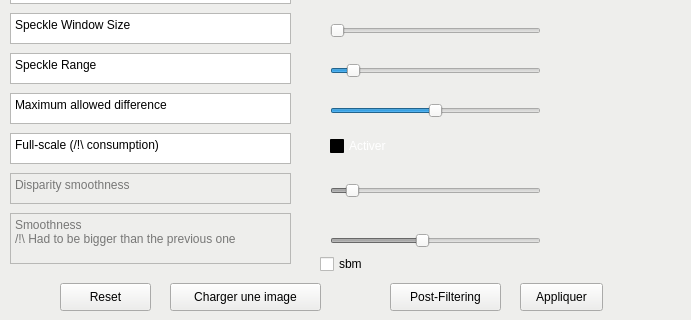
First picture: the form in widgets/disparity.ui, repository K1ntus/Projet-Technologique-L3, before the edit; both pictures show x 0 to 691 and y 207 to 527 of the 1214 by 527 pixel window.
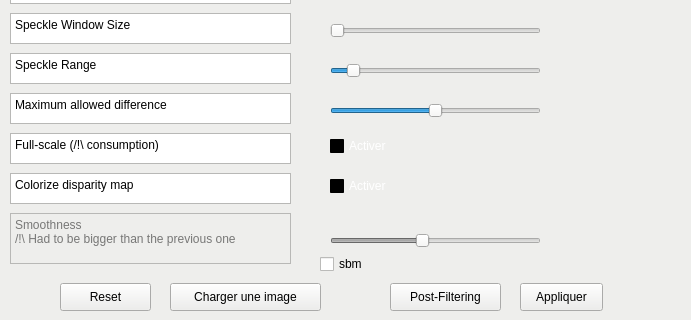
Second picture: the form after the edit.

Commit message: colorize disparity map

What changed in the file:
```diff
--- a/widgets/disparity.ui
+++ b/widgets/disparity.ui
@@ -577,7 +577,7 @@
   </widget>
   <widget class="QPlainTextEdit" name="plainTextEdit_10">
    <property name="enabled">
-    <bool>false</bool>
+    <bool>true</bool>
    </property>
    <property name="geometry">
     <rect>
@@ -591,7 +591,7 @@
     <bool>true</bool>
    </property>
    <property name="plainText">
-    <string>Disparity smoothness</string>
+    <string>Colorize disparity map</string>
    </property>
   </widget>
   <widget class="QPlainTextEdit" name="plainTextEdit_11">
@@ -784,31 +784,6 @@
     <enum>Qt::Horizontal</enum>
    </property>
   </widget>
-  <widget class="QSlider" name="slider_P1">
-   <property name="enabled">
-    <bool>false</bool>
-   </property>
-   <property name="geometry">
-    <rect>
-     <x>330</x>
-     <y>390</y>
-     <width>211</width>
-     <height>16</height>
-    </rect>
-   </property>
-   <property name="autoFillBackground">
-    <bool>false</bool>
-   </property>
-   <property name="maximum">
-    <number>2000</number>
-   </property>
-   <property name="value">
-    <number>156</number>
-   </property>
-   <property name="orientation">
-    <enum>Qt::Horizontal</enum>
-   </property>
-  </widget>
   <widget class="QSlider" name="slider_P2">
    <property name="enabled">
     <bool>false</bool>
@@ -1359,6 +1334,434 @@
     <string>sbm</string>
    </property>
   </widget>
+  <widget class="QCheckBox" name="checkbox_colorize">
+   <property name="geometry">
+    <rect>
+     <x>330</x>
+     <y>380</y>
+     <width>89</width>
+     <height>26</height>
+    </rect>
+   </property>
+   <property name="palette">
+    <palette>
+     <active>
+      <colorrole role="WindowText">
+       <brush brushstyle="SolidPattern">
+        <color alpha="255">
+         <red>255</red>
+         <green>255</green>
+         <blue>255</blue>
+        </color>
+       </brush>
+      </colorrole>
+      <colorrole role="Button">
+       <brush brushstyle="SolidPattern">
+        <color alpha="255">
+         <red>0</red>
+         <green>0</green>
+         <blue>0</blue>
+        </color>
+       </brush>
+      </colorrole>
+      <colorrole role="Light">
+       <brush brushstyle="SolidPattern">
+        <color alpha="255">
+         <red>0</red>
+         <green>0</green>
+         <blue>0</blue>
+        </color>
+       </brush>
+      </colorrole>
+      <colorrole role="Midlight">
+       <brush brushstyle="SolidPattern">
+        <color alpha="255">
+         <red>0</red>
+         <green>0</green>
+         <blue>0</blue>
+        </color>
+       </brush>
+      </colorrole>
+      <colorrole role="Dark">
+       <brush brushstyle="SolidPattern">
+        <color alpha="255">
+         <red>0</red>
+         <green>0</green>
+         <blue>0</blue>
+        </color>
+       </brush>
+      </colorrole>
+      <colorrole role="Mid">
+       <brush brushstyle="SolidPattern">
+        <color alpha="255">
+         <red>0</red>
+         <green>0</green>
+         <blue>0</blue>
+        </color>
+       </brush>
+      </colorrole>
+      <colorrole role="Text">
+       <brush brushstyle="SolidPattern">
+        <color alpha="255">
+         <red>255</red>
+         <green>255</green>
+         <blue>255</blue>
+        </color>
+       </brush>
+      </colorrole>
+      <colorrole role="BrightText">
+       <brush brushstyle="SolidPattern">
+        <color alpha="255">
+         <red>255</red>
+         <green>255</green>
+         <blue>255</blue>
+        </color>
+       </brush>
+      </colorrole>
+      <colorrole role="ButtonText">
+       <brush brushstyle="SolidPattern">
+        <color alpha="255">
+         <red>255</red>
+         <green>255</green>
+         <blue>255</blue>
+        </color>
+       </brush>
+      </colorrole>
+      <colorrole role="Base">
+       <brush brushstyle="SolidPattern">
+        <color alpha="255">
+         <red>0</red>
+         <green>0</green>
+         <blue>0</blue>
+        </color>
+       </brush>
+      </colorrole>
+      <colorrole role="Window">
+       <brush brushstyle="SolidPattern">
+        <color alpha="255">
+         <red>0</red>
+         <green>0</green>
+         <blue>0</blue>
+        </color>
+       </brush>
+      </colorrole>
+      <colorrole role="Shadow">
+       <brush brushstyle="SolidPattern">
+        <color alpha="255">
+         <red>0</red>
+         <green>0</green>
+         <blue>0</blue>
+        </color>
+       </brush>
+      </colorrole>
+      <colorrole role="AlternateBase">
+       <brush brushstyle="SolidPattern">
+        <color alpha="255">
+         <red>0</red>
+         <green>0</green>
+         <blue>0</blue>
+        </color>
+       </brush>
+      </colorrole>
+      <colorrole role="ToolTipBase">
+       <brush brushstyle="SolidPattern">
+        <color alpha="255">
+         <red>255</red>
+         <green>255</green>
+         <blue>220</blue>
+        </color>
+       </brush>
+      </colorrole>
+      <colorrole role="ToolTipText">
+       <brush brushstyle="SolidPattern">
+        <color alpha="255">
+         <red>0</red>
+         <green>0</green>
+         <blue>0</blue>
+        </color>
+       </brush>
+      </colorrole>
+     </active>
+     <inactive>
+      <colorrole role="WindowText">
+       <brush brushstyle="SolidPattern">
+        <color alpha="255">
+         <red>255</red>
+         <green>255</green>
+         <blue>255</blue>
+        </color>
+       </brush>
+      </colorrole>
+      <colorrole role="Button">
+       <brush brushstyle="SolidPattern">
+        <color alpha="255">
+         <red>0</red>
+         <green>0</green>
+         <blue>0</blue>
+        </color>
+       </brush>
+      </colorrole>
+      <colorrole role="Light">
+       <brush brushstyle="SolidPattern">
+        <color alpha="255">
+         <red>0</red>
+         <green>0</green>
+         <blue>0</blue>
+        </color>
+       </brush>
+      </colorrole>
+      <colorrole role="Midlight">
+       <brush brushstyle="SolidPattern">
+        <color alpha="255">
+         <red>0</red>
+         <green>0</green>
+         <blue>0</blue>
+        </color>
+       </brush>
+      </colorrole>
+      <colorrole role="Dark">
+       <brush brushstyle="SolidPattern">
+        <color alpha="255">
+         <red>0</red>
+         <green>0</green>
+         <blue>0</blue>
+        </color>
+       </brush>
+      </colorrole>
+      <colorrole role="Mid">
+       <brush brushstyle="SolidPattern">
+        <color alpha="255">
+         <red>0</red>
+         <green>0</green>
+         <blue>0</blue>
+        </color>
+       </brush>
+      </colorrole>
+      <colorrole role="Text">
+       <brush brushstyle="SolidPattern">
+        <color alpha="255">
+         <red>255</red>
+         <green>255</green>
+         <blue>255</blue>
+        </color>
+       </brush>
+      </colorrole>
+      <colorrole role="BrightText">
+       <brush brushstyle="SolidPattern">
+        <color alpha="255">
+         <red>255</red>
+         <green>255</green>
+         <blue>255</blue>
+        </color>
+       </brush>
+      </colorrole>
+      <colorrole role="ButtonText">
+       <brush brushstyle="SolidPattern">
+        <color alpha="255">
+         <red>255</red>
+         <green>255</green>
+         <blue>255</blue>
+        </color>
+       </brush>
+      </colorrole>
+      <colorrole role="Base">
+       <brush brushstyle="SolidPattern">
+        <color alpha="255">
+         <red>0</red>
+         <green>0</green>
+         <blue>0</blue>
+        </color>
+       </brush>
+      </colorrole>
+      <colorrole role="Window">
+       <brush brushstyle="SolidPattern">
+        <color alpha="255">
+         <red>0</red>
+         <green>0</green>
+         <blue>0</blue>
+        </color>
+       </brush>
+      </colorrole>
+      <colorrole role="Shadow">
+       <brush brushstyle="SolidPattern">
+        <color alpha="255">
+         <red>0</red>
+         <green>0</green>
+         <blue>0</blue>
+        </color>
+       </brush>
+      </colorrole>
+      <colorrole role="AlternateBase">
+       <brush brushstyle="SolidPattern">
+        <color alpha="255">
+         <red>0</red>
+         <green>0</green>
+         <blue>0</blue>
+        </color>
+       </brush>
+      </colorrole>
+      <colorrole role="ToolTipBase">
+       <brush brushstyle="SolidPattern">
+        <color alpha="255">
+         <red>255</red>
+         <green>255</green>
+         <blue>220</blue>
+        </color>
+       </brush>
+      </colorrole>
+      <colorrole role="ToolTipText">
+       <brush brushstyle="SolidPattern">
+        <color alpha="255">
+         <red>0</red>
+         <green>0</green>
+         <blue>0</blue>
+        </color>
+       </brush>
+      </colorrole>
+     </inactive>
+     <disabled>
+      <colorrole role="WindowText">
+       <brush brushstyle="SolidPattern">
+        <color alpha="255">
+         <red>0</red>
+         <green>0</green>
+         <blue>0</blue>
+        </color>
+       </brush>
+      </colorrole>
+      <colorrole role="Button">
+       <brush brushstyle="SolidPattern">
+        <color alpha="255">
+         <red>0</red>
+         <green>0</green>
+         <blue>0</blue>
+        </color>
+       </brush>
+      </colorrole>
+      <colorrole role="Light">
+       <brush brushstyle="SolidPattern">
+        <color alpha="255">
+         <red>0</red>
+         <green>0</green>
+         <blue>0</blue>
+        </color>
+       </brush>
+      </colorrole>
+      <colorrole role="Midlight">
+       <brush brushstyle="SolidPattern">
+        <color alpha="255">
+         <red>0</red>
+         <green>0</green>
+         <blue>0</blue>
+        </color>
+       </brush>
+      </colorrole>
+      <colorrole role="Dark">
+       <brush brushstyle="SolidPattern">
+        <color alpha="255">
+         <red>0</red>
+         <green>0</green>
+         <blue>0</blue>
+        </color>
+       </brush>
+      </colorrole>
+      <colorrole role="Mid">
+       <brush brushstyle="SolidPattern">
+        <color alpha="255">
+         <red>0</red>
+         <green>0</green>
+         <blue>0</blue>
+        </color>
+       </brush>
+      </colorrole>
+      <colorrole role="Text">
+       <brush brushstyle="SolidPattern">
+        <color alpha="255">
+         <red>0</red>
+         <green>0</green>
+         <blue>0</blue>
+        </color>
+       </brush>
+      </colorrole>
+      <colorrole role="BrightText">
+       <brush brushstyle="SolidPattern">
+        <color alpha="255">
+         <red>255</red>
+         <green>255</green>
+         <blue>255</blue>
+        </color>
+       </brush>
+      </colorrole>
+      <colorrole role="ButtonText">
+       <brush brushstyle="SolidPattern">
+        <color alpha="255">
+         <red>0</red>
+         <green>0</green>
+         <blue>0</blue>
+        </color>
+       </brush>
+      </colorrole>
+      <colorrole role="Base">
+       <brush brushstyle="SolidPattern">
+        <color alpha="255">
+         <red>0</red>
+         <green>0</green>
+         <blue>0</blue>
+        </color>
+       </brush>
+      </colorrole>
+      <colorrole role="Window">
+       <brush brushstyle="SolidPattern">
+        <color alpha="255">
+         <red>0</red>
+         <green>0</green>
+         <blue>0</blue>
+        </color>
+       </brush>
+      </colorrole>
+      <colorrole role="Shadow">
+       <brush brushstyle="SolidPattern">
+        <color alpha="255">
+         <red>0</red>
+         <green>0</green>
+         <blue>0</blue>
+        </color>
+       </brush>
+      </colorrole>
+      <colorrole role="AlternateBase">
+       <brush brushstyle="SolidPattern">
+        <color alpha="255">
+         <red>0</red>
+         <green>0</green>
+         <blue>0</blue>
+        </color>
+       </brush>
+      </colorrole>
+      <colorrole role="ToolTipBase">
+       <brush brushstyle="SolidPattern">
+        <color alpha="255">
+         <red>255</red>
+         <green>255</green>
+         <blue>220</blue>
+        </color>
+       </brush>
+      </colorrole>
+      <colorrole role="ToolTipText">
+       <brush brushstyle="SolidPattern">
+        <color alpha="255">
+         <red>0</red>
+         <green>0</green>
+         <blue>0</blue>
+        </color>
+       </brush>
+      </colorrole>
+     </disabled>
+    </palette>
+   </property>
+   <property name="text">
+    <string>Activer</string>
+   </property>
+  </widget>
  </widget>
  <resources/>
  <connections/>
```
The commit also changes 1 other file.
